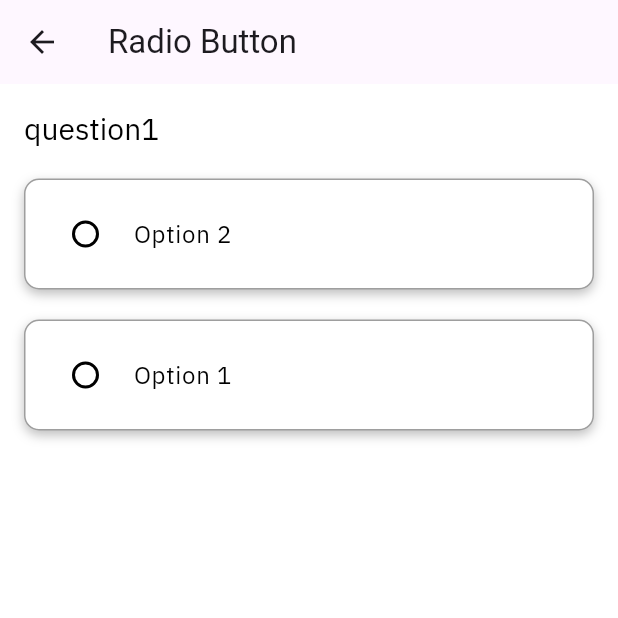
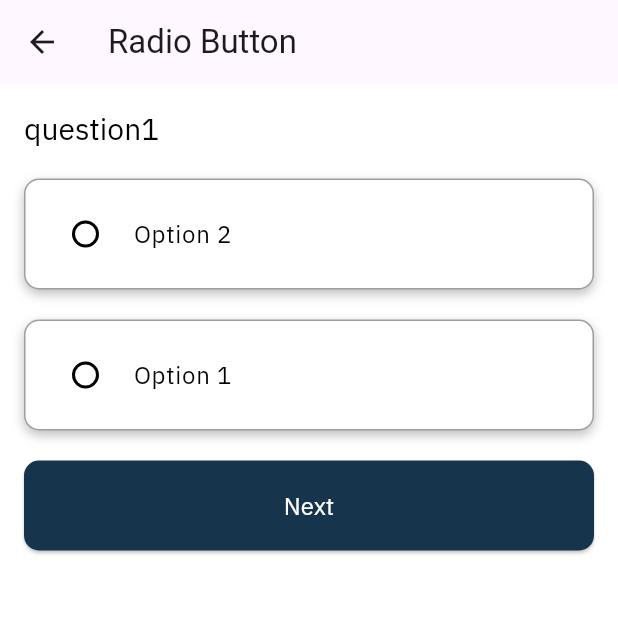
Before and after one commit to yousifdahabra/aegis-ai-app, a Flutter app: the CustomRadioButton screen opened directly, on a phone screen of 412 x 824 dp, the top half of it. Run offline on Flutter 3.47's test engine with Material 3 defaults, Android fonts, the phone set to English and light mode, and no system bars; our stand-ins replace animate_do, smooth_page_indicator.

Commit message:
App - update CustomRadioButton add CustomButton

```diff
--- a/lib/common_widget/questions/custom_radio_button.dart
+++ b/lib/common_widget/questions/custom_radio_button.dart
@@ -1,3 +1,5 @@
+import 'package:ai_safety_app/common_widget/custom_button.dart';
+import 'package:ai_safety_app/common_widget/questions/custom_checkbox.dart';
 import 'package:flutter/material.dart';
 
 class CustomRadioButton extends StatefulWidget {
@@ -18,7 +20,7 @@ class _CustomRadioButtonState extends State<CustomRadioButton> {
       body: Padding(
         padding: const EdgeInsets.all(16.0),
         child: Column(
-          crossAxisAlignment: CrossAxisAlignment.start,
+          crossAxisAlignment: CrossAxisAlignment.stretch,
           children: [
             Text(
               "question1",
@@ -41,6 +43,22 @@ class _CustomRadioButtonState extends State<CustomRadioButton> {
               value: "Option 1",
               groupValue: selectedOption,
               label: "Option 1",
+            ),
+            SizedBox(
+              height: 20,
+            ),
+            CustomButton(
+              onPressed: () {
+                Navigator.push(
+                  context,
+                  MaterialPageRoute(
+                    builder: (context) {
+                      return CustomCheckbox();
+                    },
+                  ),
+                );
+              },
+              text: 'Next',
             ),
           ],
         ),
```
